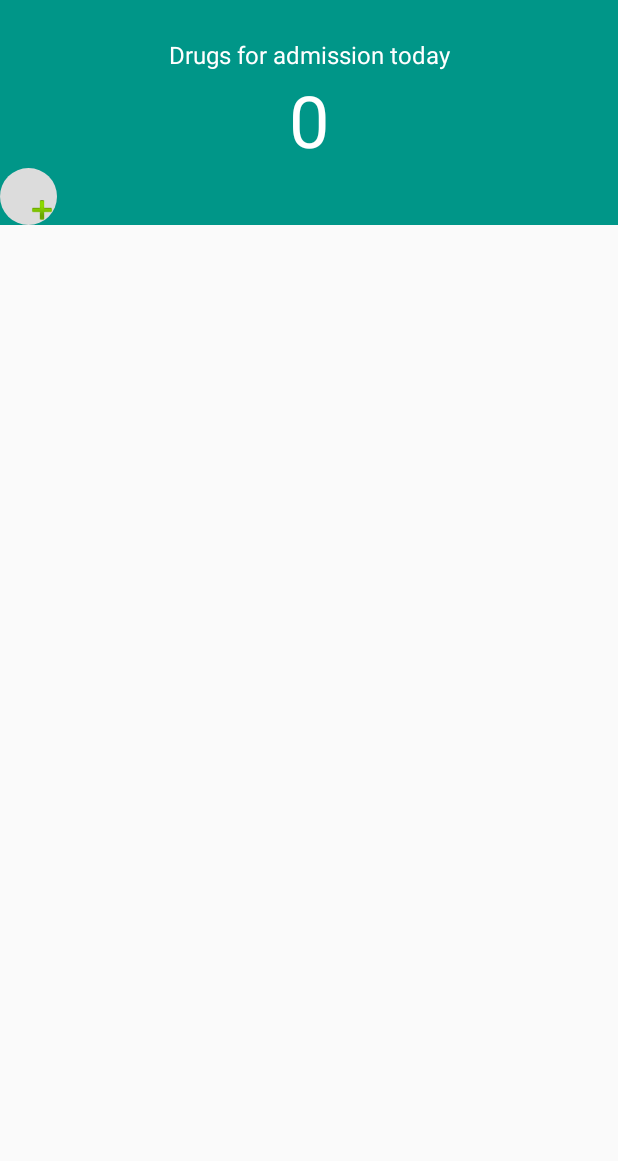
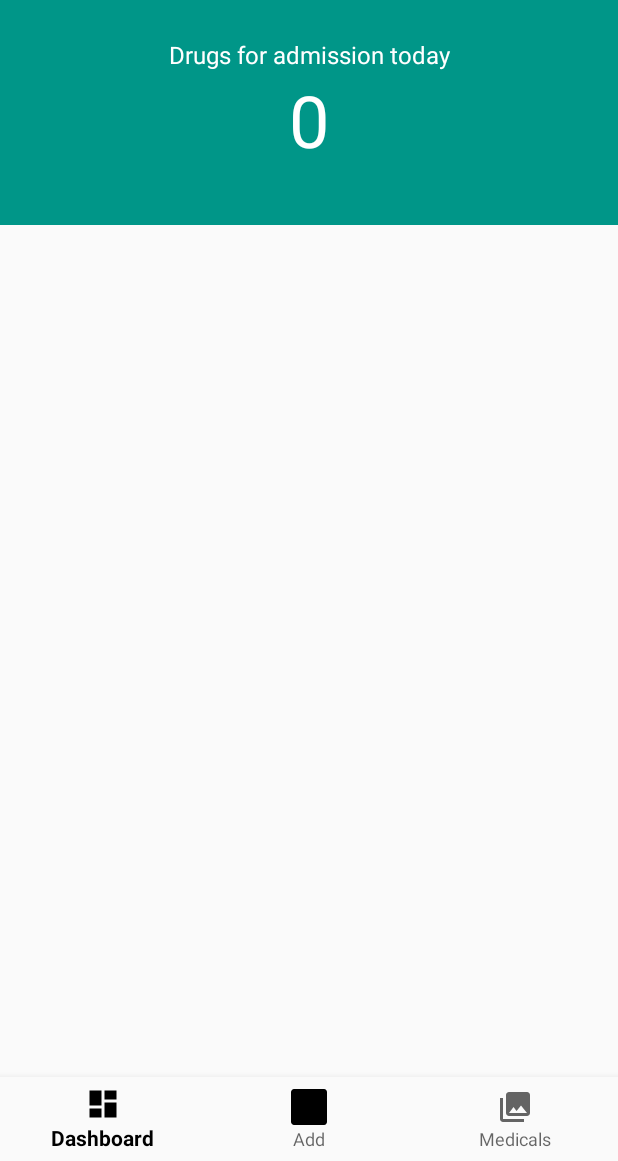
Before and after one commit to hopealive/pgt, an Android app: the screen it shows after launch (MainActivity), on a phone screen of 412 x 824 dp, the part 75-1236 px from its top. Run offline under Robolectric (Android 15) with nearby library versions, the phone set to English and light mode, and no system bars; our stand-ins replace Room's generated code, Volley; network calls fail.

Commit message:
All for bottom menu in main activity

```diff
--- a/app/src/main/AndroidManifest.xml
+++ b/app/src/main/AndroidManifest.xml
@@ -61,6 +61,9 @@
             android:name=".TermsActivity"
             android:label="@string/title_activity_terms"
             android:theme="@style/AppTheme.NoActionBar" />
+        <activity
+            android:name=".RulesActivity"
+            android:label="@string/title_activity_rules"></activity>
     </application>
 
 </manifest>
--- a/app/src/main/res/layout/activity_main.xml
+++ b/app/src/main/res/layout/activity_main.xml
@@ -24,8 +24,8 @@
 
     <LinearLayout
         xmlns:android="http://schemas.android.com/apk/res/android"
-        android:layout_width="match_parent"
-        android:layout_height="match_parent"
+        android:layout_width="wrap_content"
+        android:layout_height="wrap_content"
         android:orientation="vertical">
 
         <LinearLayout
@@ -56,19 +56,6 @@
             android:textSize="48dp"
             android:text="0" />
 
-            <android.support.design.widget.FloatingActionButton
-                android:id="@+id/floatingAddButton"
-                android:layout_width="wrap_content"
-                android:layout_height="wrap_content"
-                android:layout_margin="0dp"
-                android:padding="0dp"
-                app:borderWidth="0dp"
-                app:elevation="0dp"
-                app:fabSize="normal"
-                android:clickable="true"
-                app:srcCompat="@android:drawable/ic_input_add" />
-
-
     </LinearLayout>
 
 
@@ -91,32 +78,22 @@
     </LinearLayout>
 
 
+    <android.support.constraint.ConstraintLayout
+        android:layout_width="match_parent"
+        android:layout_height="match_parent">
 
-    <!--todo: think about bottom navigation-->
+    <android.support.design.widget.BottomNavigationView
+        android:id="@+id/bottom_nav"
+        android:layout_width="0dp"
+        android:layout_height="wrap_content"
+        android:layout_marginEnd="0dp"
+        android:layout_marginStart="0dp"
+        android:background="?android:attr/windowBackground"
+        app:layout_constraintBottom_toBottomOf="parent"
+        app:layout_constraintLeft_toLeftOf="parent"
+        app:layout_constraintRight_toRightOf="parent"
+        app:menu="@menu/bottom_nav" />
 
-
-    <!--<android.support.design.widget.BottomNavigationView-->
-    <!--android:id="@+id/navigation"-->
-        <!--android:layout_width="match_parent"-->
-        <!--android:layout_height="wrap_content"-->
-        <!--android:background="@color/colorRed"-->
-        <!--app:menu="@menu/navigation" />-->
-
-
-    <!--todo: think about bottom navigation-->
-    <!--<android.support.design.widget.BottomNavigationView-->
-    <!--android:id="@+id/navigation"-->
-    <!--android:layout_width="0dp"-->
-    <!--android:layout_height="wrap_content"-->
-    <!--android:layout_marginEnd="0dp"-->
-    <!--android:layout_marginStart="0dp"-->
-    <!--android:background="@color/colorRed"-->
-    <!--app:layout_constraintBottom_toBottomOf="parent"-->
-    <!--app:layout_constraintLeft_toLeftOf="parent"-->
-    <!--app:layout_constraintRight_toRightOf="parent"-->
-    <!--app:menu="@menu/navigation" />-->
-    <!--android:background="?android:attr/windowBackground"-->
-
-
+    </android.support.constraint.ConstraintLayout>
 
 </android.support.v4.widget.DrawerLayout>
--- a/app/src/main/res/menu/navigation.xml
+++ b/app/src/main/res/menu/bottom_nav.xml
@@ -15,6 +15,4 @@
         android:id="@+id/navigation_medicals"
         android:icon="@drawable/ic_menu_gallery"
         android:title="@string/title_medicals" />
-
-
 </menu>
--- a/app/src/main/res/menu/activity_nav_drawer.xml
+++ b/app/src/main/res/menu/left_nav.xml
@@ -5,17 +5,17 @@
 
     <group android:checkableBehavior="single">
         <item
-            android:id="@+id/l_nav_dashboard"
+            android:id="@+id/left_nav_dashboard"
             android:icon="@drawable/ic_dashboard_black_24dp"
             android:title="@string/title_dashboard" />
 
         <item
-            android:id="@+id/l_nav_add"
+            android:id="@+id/left_nav_add"
             android:icon="@mipmap/ic_launcher"
             android:title="@string/title_add" />
 
         <item
-            android:id="@+id/l_nav_medicals"
+            android:id="@+id/left_nav_medicals"
             android:icon="@drawable/ic_menu_gallery"
             android:title="@string/title_medicals" />
     </group>
@@ -23,23 +23,21 @@
     <item android:title="Settings">
         <menu>
             <item
-                android:id="@+id/l_nav_settings"
+                android:id="@+id/left_nav_settings"
                 android:icon="@drawable/ic_menu_manage"
                 android:title="Settings" />
             <item
-                android:id="@+id/l_nav_profile"
+                android:id="@+id/left_nav_profile"
                 android:icon="@drawable/ic_menu_camera"
                 android:title="Profile" />
             <item
-                android:id="@+id/l_nav_terms"
+                android:id="@+id/left_nav_terms"
                 android:icon="@drawable/ic_menu_gallery"
                 android:title="Terms" />
             <item
-                android:id="@+id/l_nav_rules"
+                android:id="@+id/left_nav_rules"
                 android:icon="@drawable/ic_menu_gallery"
                 android:title="Rules" />
         </menu>
     </item>
-
-
 </menu>
--- a/app/src/main/res/menu/nav.xml
+++ b/app/src/main/res/menu/right_nav.xml
@@ -2,12 +2,12 @@
 <menu xmlns:android="http://schemas.android.com/apk/res/android"
     xmlns:app="http://schemas.android.com/apk/res-auto">
     <item
-        android:id="@+id/r_menu_settings"
+        android:id="@+id/right_nav_settings"
         android:orderInCategory="100"
         android:title="@string/action_settings"
         app:showAsAction="never" />
     <item
-        android:id="@+id/r_menu_logout"
+        android:id="@+id/right_nav_logout"
         android:orderInCategory="100"
         android:title="@string/r_menu_logout"
         app:showAsAction="never" />
--- a/app/src/main/res/values/strings.xml
+++ b/app/src/main/res/values/strings.xml
@@ -58,4 +58,5 @@
     <string name="r_menu_sign_up">Sign Un</string>
     <string name="r_menu_sign_in">Sign In</string>
     <string name="r_menu_logout">Logout</string>
+    <string name="title_activity_rules">RulesActivity</string>
 </resources>
```
Also changed, not shown: app/src/main/java/com/pillsgt/pgt/MainActivity.java (+6 -63 lines), app/src/main/java/com/pillsgt/pgt/RulesActivity.java (added, +35 -0 lines), app/src/main/java/com/pillsgt/pgt/models/PillTask.java (+4 -4 lines), app/src/main/java/com/pillsgt/pgt/utils/Utils.java (+68 -0 lines), app/src/main/res/layout/activity_rules.xml (added, +35 -0 lines). Lines whose indentation alone changed are shown as unchanged.
